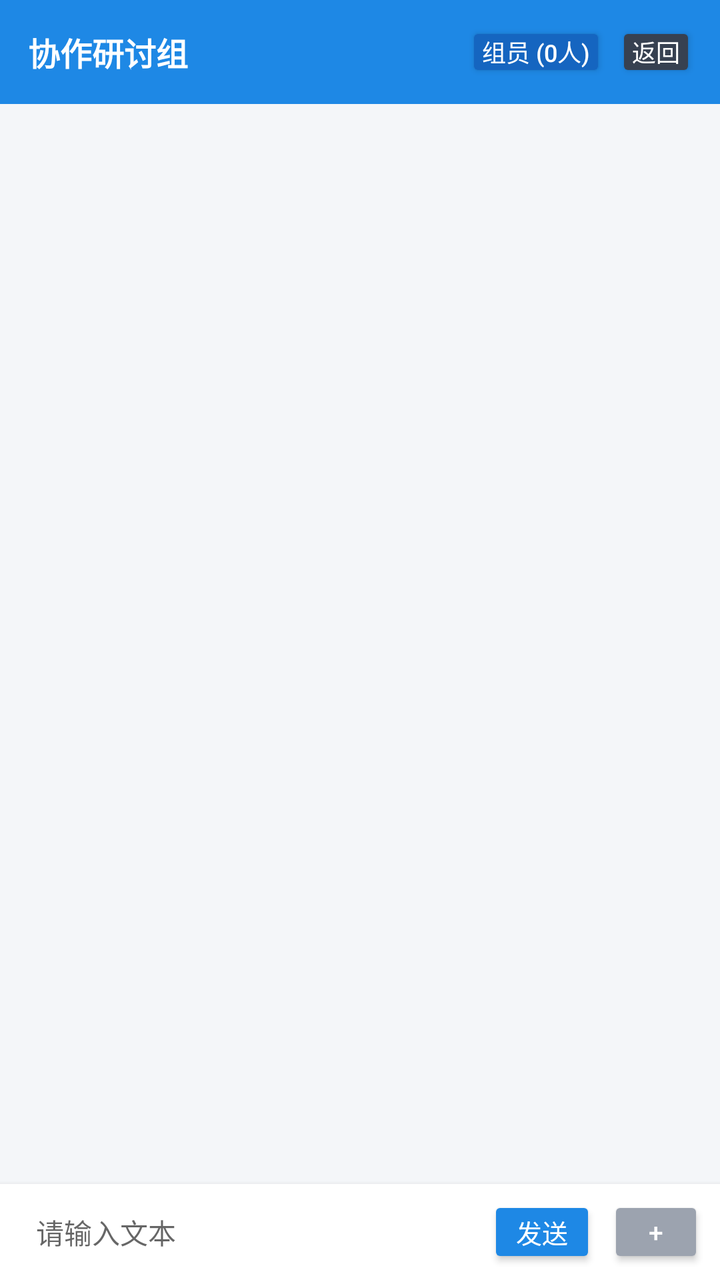
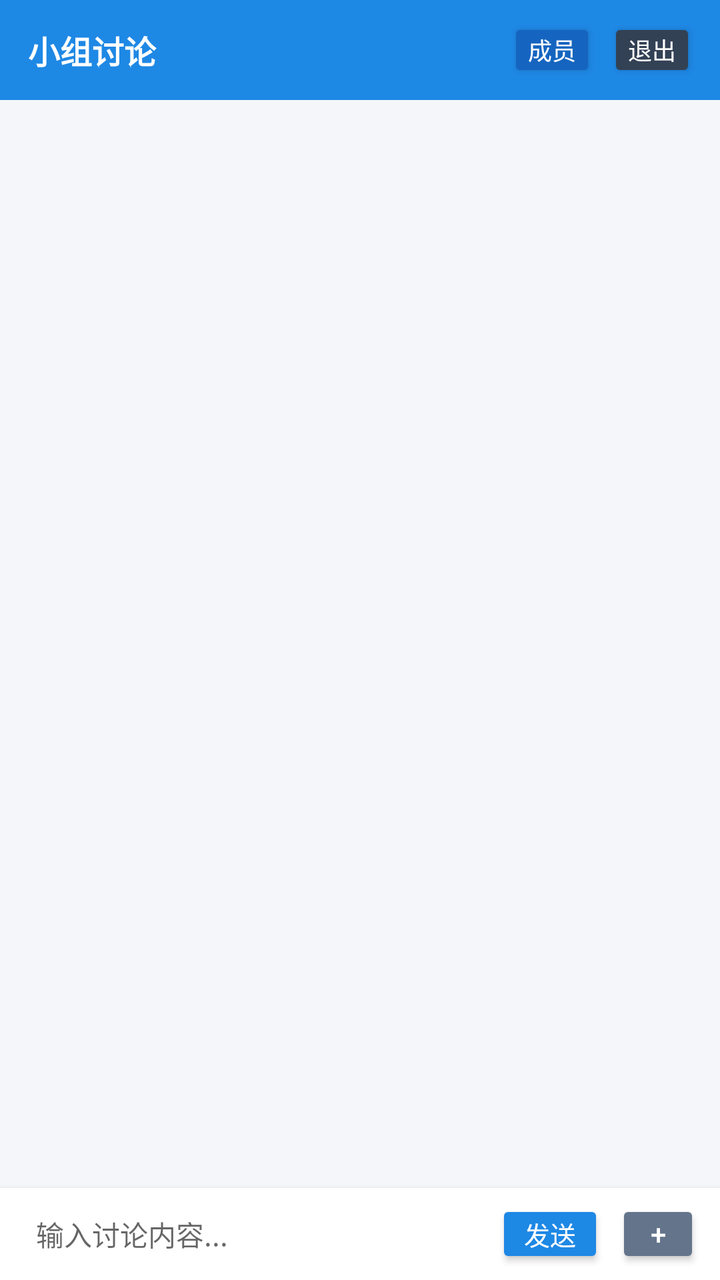

Screens rendered from an Android XML layout before and after an edit, with the pre-edit source and the edit as a unified diff.
<!-- AndroidManifest.xml: application theme Theme.CampusChat -->
<!-- res/layout/activity_game_room.xml -->
<?xml version="1.0" encoding="utf-8"?>
<androidx.constraintlayout.widget.ConstraintLayout
    xmlns:android="http://schemas.android.com/apk/res/android"
    xmlns:app="http://schemas.android.com/apk/res-auto"
    xmlns:tools="http://schemas.android.com/tools"
    android:id="@+id/roomRootLayout"
    android:layout_width="match_parent"
    android:layout_height="match_parent"
    android:background="#F4F6F9"
    android:fitsSystemWindows="true">

    
    <RelativeLayout
        android:id="@+id/layoutRoomHeader"
        android:layout_width="0dp"
        android:layout_height="52dp"
        android:background="#1E88E5"
        android:paddingStart="14dp"
        android:paddingEnd="12dp"
        app:layout_constraintTop_toTopOf="parent"
        app:layout_constraintStart_toStartOf="parent"
        app:layout_constraintEnd_toEndOf="parent">

        <TextView
            android:id="@+id/tvRoomHeaderTitle"
            android:layout_width="wrap_content"
            android:layout_height="wrap_content"
            android:layout_alignParentStart="true"
            android:layout_centerVertical="true"
            android:layout_toStartOf="@+id/layoutRightActions"
            android:layout_marginEnd="8dp"
            android:ellipsize="end"
            android:singleLine="true"
            android:text="协作研讨组"
            android:textColor="#FFFFFF"
            android:textSize="16sp"
            android:textStyle="bold" />

        <LinearLayout
            android:id="@+id/layoutRightActions"
            android:layout_width="wrap_content"
            android:layout_height="wrap_content"
            android:layout_alignParentEnd="true"
            android:layout_centerVertical="true"
            android:gravity="center_vertical"
            android:orientation="horizontal">

            <Button
                android:id="@+id/btnDisbandRoom"
                android:layout_width="wrap_content"
                android:layout_height="30dp"
                android:minWidth="0dp"
                android:minHeight="0dp"
                android:backgroundTint="#EF4444"
                android:gravity="center"
                android:paddingStart="8dp"
                android:paddingTop="0dp"
                android:paddingEnd="8dp"
                android:paddingBottom="0dp"
                android:text="解散"
                android:textColor="#FFFFFF"
                android:textSize="12sp"
                android:visibility="gone"
                tools:ignore="TouchTargetSizeCheck" />

            <Button
                android:id="@+id/btnRoomMembers"
                android:layout_width="wrap_content"
                android:layout_height="30dp"
                android:layout_marginStart="5dp"
                android:minWidth="0dp"
                android:minHeight="0dp"
                android:backgroundTint="#1565C0"
                android:gravity="center"
                android:paddingStart="8dp"
                android:paddingTop="0dp"
                android:paddingEnd="8dp"
                android:paddingBottom="0dp"
                android:text="组员 (0人)"
                android:textColor="#FFFFFF"
                android:textSize="12sp"
                tools:ignore="TouchTargetSizeCheck" />

            <Button
                android:id="@+id/btnBackToLobby"
                android:layout_width="wrap_content"
                android:layout_height="30dp"
                android:layout_marginStart="5dp"
                android:minWidth="0dp"
                android:minHeight="0dp"
                android:backgroundTint="#374151"
                android:gravity="center"
                android:paddingStart="8dp"
                android:paddingTop="0dp"
                android:paddingEnd="8dp"
                android:paddingBottom="0dp"
                android:text="返回"
                android:textColor="#FFFFFF"
                android:textSize="12sp"
                tools:ignore="TouchTargetSizeCheck" />
        </LinearLayout>
    </RelativeLayout>

    
    <androidx.recyclerview.widget.RecyclerView
        android:id="@+id/rvRoomChat"
        android:layout_width="0dp"
        android:layout_height="0dp"
        android:clipToPadding="false"
        android:paddingTop="8dp"
        android:paddingBottom="8dp"
        app:layout_constraintTop_toBottomOf="@id/layoutRoomHeader"
        app:layout_constraintBottom_toTopOf="@id/layoutRoomInput"
        app:layout_constraintStart_toStartOf="parent"
        app:layout_constraintEnd_toEndOf="parent" />

    
    <LinearLayout
        android:id="@+id/layoutRoomInput"
        android:layout_width="0dp"
        android:layout_height="wrap_content"
        android:background="#FFFFFF"
        android:elevation="4dp"
        android:gravity="center_vertical"
        android:orientation="horizontal"
        android:paddingStart="8dp"
        android:paddingTop="6dp"
        android:paddingEnd="8dp"
        android:paddingBottom="6dp"
        app:layout_constraintBottom_toTopOf="@id/layoutRoomToolPanel"
        app:layout_constraintStart_toStartOf="parent"
        app:layout_constraintEnd_toEndOf="parent">

        <EditText
            android:id="@+id/etRoomMessage"
            android:layout_width="0dp"
            android:layout_height="wrap_content"
            android:layout_weight="1"
            android:background="@null"
            android:hint="请输入文本"
            android:maxLines="3"
            android:paddingStart="10dp"
            android:paddingEnd="10dp"
            android:textSize="14sp" />

        <Button
            android:id="@+id/btnSendRoomMsg"
            android:layout_width="wrap_content"
            android:layout_height="36dp"
            android:layout_marginStart="6dp"
            android:minWidth="48dp"
            android:minHeight="0dp"
            android:backgroundTint="#1E88E5"
            android:gravity="center"
            android:paddingStart="14dp"
            android:paddingTop="0dp"
            android:paddingEnd="14dp"
            android:paddingBottom="0dp"
            android:text="发送"
            android:textColor="#FFFFFF"
            android:textSize="13sp"
            tools:ignore="HardcodedText,TouchTargetSizeCheck" />

        <Button
            android:id="@+id/btnToggleRoomToolPanel"
            android:layout_width="wrap_content"
            android:layout_height="36dp"
            android:layout_marginStart="6dp"
            android:minWidth="48dp"
            android:minHeight="0dp"
            android:backgroundTint="#9CA3AF"
            android:gravity="center"
            android:paddingStart="14dp"
            android:paddingTop="0dp"
            android:paddingEnd="14dp"
            android:paddingBottom="0dp"
            android:text="+"
            android:textColor="#FFFFFF"
            android:textSize="13sp"
            tools:ignore="HardcodedText,TouchTargetSizeCheck" />
    </LinearLayout>

    
    <HorizontalScrollView
        android:id="@+id/layoutRoomToolPanel"
        android:layout_width="0dp"
        android:layout_height="96dp"
        android:background="#F9FAFB"
        android:scrollbars="none"
        android:visibility="gone"
        app:layout_constraintBottom_toBottomOf="parent"
        app:layout_constraintStart_toStartOf="parent"
        app:layout_constraintEnd_toEndOf="parent">

        <LinearLayout
            android:layout_width="wrap_content"
            android:layout_height="match_parent"
            android:gravity="center_vertical"
            android:orientation="horizontal"
            android:paddingStart="16dp"
            android:paddingEnd="16dp">

            
            <LinearLayout
                android:id="@+id/itemToolCamera"
                android:layout_width="72dp"
                android:layout_height="match_parent"
                android:clickable="true"
                android:focusable="true"
                android:gravity="center"
                android:orientation="vertical">

                <Button
                    android:id="@+id/btnToolCameraAction"
                    android:layout_width="52dp"
                    android:layout_height="42dp"
                    android:minWidth="0dp"
                    android:minHeight="0dp"
                    android:backgroundTint="#EFF6FF"
                    android:clickable="false"
                    android:focusable="false"
                    android:text="拍摄"
                    android:textColor="#1E88E5"
                    android:textSize="13sp"
                    android:textStyle="bold"
                    tools:ignore="TouchTargetSizeCheck" />

                <TextView
                    android:layout_width="wrap_content"
                    android:layout_height="wrap_content"
                    android:layout_marginTop="4dp"
                    android:text="拍摄发图"
                    android:textColor="#4B5563"
                    android:textSize="11sp" />
            </LinearLayout>

            
            <LinearLayout
                android:id="@+id/itemToolGallery"
                android:layout_width="72dp"
                android:layout_height="match_parent"
                android:layout_marginStart="14dp"
                android:clickable="true"
                android:focusable="true"
                android:gravity="center"
                android:orientation="vertical">

                <Button
                    android:id="@+id/btnToolGalleryAction"
                    android:layout_width="52dp"
                    android:layout_height="42dp"
                    android:minWidth="0dp"
                    android:minHeight="0dp"
                    android:backgroundTint="#F3E8FF"
                    android:clickable="false"
                    android:focusable="false"
                    android:text="相册"
                    android:textColor="#7C3AED"
                    android:textSize="13sp"
                    android:textStyle="bold"
                    tools:ignore="TouchTargetSizeCheck" />

                <TextView
                    android:layout_width="wrap_content"
                    android:layout_height="wrap_content"
                    android:layout_marginTop="4dp"
                    android:text="相册选择"
                    android:textColor="#4B5563"
                    android:textSize="11sp" />
            </LinearLayout>

            
            <LinearLayout
                android:id="@+id/itemToolRps"
                android:layout_width="72dp"
                android:layout_height="match_parent"
                android:layout_marginStart="14dp"
                android:clickable="true"
                android:focusable="true"
                android:gravity="center"
                android:orientation="vertical">

                <Button
                    android:id="@+id/btnLaunchRpsTool"
                    android:layout_width="52dp"
                    android:layout_height="42dp"
                    android:minWidth="0dp"
                    android:minHeight="0dp"
                    android:backgroundTint="#E0F2FE"
                    android:clickable="false"
                    android:focusable="false"
                    android:text="猜拳"
                    android:textColor="#0369A1"
                    android:textSize="13sp"
                    android:textStyle="bold"
                    tools:ignore="TouchTargetSizeCheck" />

                <TextView
                    android:layout_width="wrap_content"
                    android:layout_height="wrap_content"
                    android:layout_marginTop="4dp"
                    android:text="决策猜拳"
                    android:textColor="#4B5563"
                    android:textSize="11sp" />
            </LinearLayout>

            
            <LinearLayout
                android:id="@+id/itemToolCanvas"
                android:layout_width="72dp"
                android:layout_height="match_parent"
                android:layout_marginStart="14dp"
                android:clickable="true"
                android:focusable="true"
                android:gravity="center"
                android:orientation="vertical">

                <Button
                    android:id="@+id/btnToolCanvasAction"
                    android:layout_width="52dp"
                    android:layout_height="42dp"
                    android:minWidth="0dp"
                    android:minHeight="0dp"
                    android:backgroundTint="#DCFCE7"
                    android:clickable="false"
                    android:focusable="false"
                    android:text="白板"
                    android:textColor="#15803D"
                    android:textSize="13sp"
                    android:textStyle="bold"
                    tools:ignore="TouchTargetSizeCheck" />

                <TextView
                    android:layout_width="wrap_content"
                    android:layout_height="wrap_content"
                    android:layout_marginTop="4dp"
                    android:text="协同草稿"
                    android:textColor="#4B5563"
                    android:textSize="11sp" />
            </LinearLayout>

        </LinearLayout>
    </HorizontalScrollView>

</androidx.constraintlayout.widget.ConstraintLayout>
<!-- resources referenced by this layout -->
<resources>
  <style name="Theme.CampusChat" parent="Theme.AppCompat.Light.NoActionBar">
          
          <item name="colorPrimary">@color/brand_primary</item>
          <item name="colorPrimaryDark">@color/brand_primary_dark</item>
          <item name="colorAccent">@color/brand_accent</item>
  
          
          <item name="android:windowBackground">@color/app_background</item>
  
          
          <item name="android:statusBarColor">@color/white</item>
  
          
          <item name="android:windowLightStatusBar">true</item>
      </style>
  <color name="brand_primary">#1E88E5</color>
  <color name="brand_primary_dark">#1565C0</color>
  <color name="brand_accent">#00ACC1</color>
  <color name="app_background">#F4F6F9</color>
  <color name="white">#FFFFFFFF</color>
</resources>

<!-- the commit's change to res/layout/activity_game_room.xml (unified diff, before → after) -->
@@ -13,7 +13,7 @@
     <RelativeLayout
         android:id="@+id/layoutRoomHeader"
         android:layout_width="0dp"
-        android:layout_height="52dp"
+        android:layout_height="50dp"
         android:background="#1E88E5"
         android:paddingStart="14dp"
         android:paddingEnd="12dp"
@@ -31,11 +31,12 @@
             android:layout_marginEnd="8dp"
             android:ellipsize="end"
             android:singleLine="true"
-            android:text="协作研讨组"
+            android:text="小组讨论"
             android:textColor="#FFFFFF"
             android:textSize="16sp"
             android:textStyle="bold" />
 
+        
         <LinearLayout
             android:id="@+id/layoutRightActions"
             android:layout_width="wrap_content"
@@ -45,56 +46,65 @@
             android:gravity="center_vertical"
             android:orientation="horizontal">
 
+            
             <Button
                 android:id="@+id/btnDisbandRoom"
                 android:layout_width="wrap_content"
-                android:layout_height="30dp"
+                android:layout_height="32dp"
                 android:minWidth="0dp"
                 android:minHeight="0dp"
+                android:insetTop="0dp"
+                android:insetBottom="0dp"
+                android:paddingStart="10dp"
+                android:paddingTop="0dp"
+                android:paddingEnd="10dp"
+                android:paddingBottom="0dp"
+                android:gravity="center"
                 android:backgroundTint="#EF4444"
-                android:gravity="center"
-                android:paddingStart="8dp"
-                android:paddingTop="0dp"
-                android:paddingEnd="8dp"
-                android:paddingBottom="0dp"
                 android:text="解散"
                 android:textColor="#FFFFFF"
                 android:textSize="12sp"
                 android:visibility="gone"
                 tools:ignore="TouchTargetSizeCheck" />
 
+            
             <Button
                 android:id="@+id/btnRoomMembers"
                 android:layout_width="wrap_content"
-                android:layout_height="30dp"
-                android:layout_marginStart="5dp"
+                android:layout_height="32dp"
+                android:layout_marginStart="6dp"
                 android:minWidth="0dp"
                 android:minHeight="0dp"
+                android:insetTop="0dp"
+                android:insetBottom="0dp"
+                android:paddingStart="10dp"
+                android:paddingTop="0dp"
+                android:paddingEnd="10dp"
+                android:paddingBottom="0dp"
+                android:gravity="center"
                 android:backgroundTint="#1565C0"
-                android:gravity="center"
-                android:paddingStart="8dp"
-                android:paddingTop="0dp"
-                android:paddingEnd="8dp"
-                android:paddingBottom="0dp"
-                android:text="组员 (0人)"
+                android:text="成员"
                 android:textColor="#FFFFFF"
                 android:textSize="12sp"
                 tools:ignore="TouchTargetSizeCheck" />
 
+            
             <Button
                 android:id="@+id/btnBackToLobby"
                 android:layout_width="wrap_content"
-                android:layout_height="30dp"
-                android:layout_marginStart="5dp"
+                android:layout_height="32dp"
+                android:layout_marginStart="6dp"
                 android:minWidth="0dp"
                 android:minHeight="0dp"
-                android:backgroundTint="#374151"
-                android:gravity="center"
-                android:paddingStart="8dp"
+                android:insetTop="0dp"
+                android:insetBottom="0dp"
+                android:paddingStart="10dp"
                 android:paddingTop="0dp"
-                android:paddingEnd="8dp"
+                android:paddingEnd="10dp"
                 android:paddingBottom="0dp"
-                android:text="返回"
+                android:gravity="center"
+                android:backgroundTint="#334155"
+                android:text="退出"
                 android:textColor="#FFFFFF"
                 android:textSize="12sp"
                 tools:ignore="TouchTargetSizeCheck" />
@@ -123,9 +133,9 @@
         android:elevation="4dp"
         android:gravity="center_vertical"
         android:orientation="horizontal"
-        android:paddingStart="8dp"
+        android:paddingStart="10dp"
         android:paddingTop="6dp"
-        android:paddingEnd="8dp"
+        android:paddingEnd="10dp"
         android:paddingBottom="6dp"
         app:layout_constraintBottom_toTopOf="@id/layoutRoomToolPanel"
         app:layout_constraintStart_toStartOf="parent"
@@ -137,25 +147,27 @@
             android:layout_height="wrap_content"
             android:layout_weight="1"
             android:background="@null"
-            android:hint="请输入文本"
+            android:hint="输入讨论内容..."
             android:maxLines="3"
-            android:paddingStart="10dp"
-            android:paddingEnd="10dp"
+            android:paddingStart="8dp"
+            android:paddingEnd="8dp"
             android:textSize="14sp" />
 
         <Button
             android:id="@+id/btnSendRoomMsg"
             android:layout_width="wrap_content"
-            android:layout_height="36dp"
+            android:layout_height="34dp"
             android:layout_marginStart="6dp"
             android:minWidth="48dp"
             android:minHeight="0dp"
-            android:backgroundTint="#1E88E5"
-            android:gravity="center"
+            android:insetTop="0dp"
+            android:insetBottom="0dp"
             android:paddingStart="14dp"
             android:paddingTop="0dp"
             android:paddingEnd="14dp"
             android:paddingBottom="0dp"
+            android:gravity="center"
+            android:backgroundTint="#1E88E5"
             android:text="发送"
             android:textColor="#FFFFFF"
             android:textSize="13sp"
@@ -164,19 +176,21 @@
         <Button
             android:id="@+id/btnToggleRoomToolPanel"
             android:layout_width="wrap_content"
-            android:layout_height="36dp"
+            android:layout_height="34dp"
             android:layout_marginStart="6dp"
-            android:minWidth="48dp"
+            android:minWidth="42dp"
             android:minHeight="0dp"
-            android:backgroundTint="#9CA3AF"
+            android:insetTop="0dp"
+            android:insetBottom="0dp"
+            android:paddingStart="10dp"
+            android:paddingTop="0dp"
+            android:paddingEnd="10dp"
+            android:paddingBottom="0dp"
             android:gravity="center"
-            android:paddingStart="14dp"
-            android:paddingTop="0dp"
-            android:paddingEnd="14dp"
-            android:paddingBottom="0dp"
+            android:backgroundTint="#64748B"
             android:text="+"
             android:textColor="#FFFFFF"
-            android:textSize="13sp"
+            android:textSize="14sp"
             tools:ignore="HardcodedText,TouchTargetSizeCheck" />
     </LinearLayout>
 
@@ -184,8 +198,8 @@
     <HorizontalScrollView
         android:id="@+id/layoutRoomToolPanel"
         android:layout_width="0dp"
-        android:layout_height="96dp"
-        android:background="#F9FAFB"
+        android:layout_height="92dp"
+        android:background="#FFFFFF"
         android:scrollbars="none"
         android:visibility="gone"
         app:layout_constraintBottom_toBottomOf="parent"
@@ -203,7 +217,7 @@
             
             <LinearLayout
                 android:id="@+id/itemToolCamera"
-                android:layout_width="72dp"
+                android:layout_width="68dp"
                 android:layout_height="match_parent"
                 android:clickable="true"
                 android:focusable="true"
@@ -212,34 +226,34 @@
 
                 <Button
                     android:id="@+id/btnToolCameraAction"
-                    android:layout_width="52dp"
-                    android:layout_height="42dp"
+                    android:layout_width="48dp"
+                    android:layout_height="48dp"
                     android:minWidth="0dp"
                     android:minHeight="0dp"
-                    android:backgroundTint="#EFF6FF"
+                    android:background="@drawable/bg_icon_box"
+                    android:backgroundTint="#E0F2FE"
                     android:clickable="false"
                     android:focusable="false"
-                    android:text="拍摄"
-                    android:textColor="#1E88E5"
-                    android:textSize="13sp"
-                    android:textStyle="bold"
-                    tools:ignore="TouchTargetSizeCheck" />
+                    android:drawableTop="@drawable/ic_vec_camera"
+                    android:paddingTop="12dp"
+                    android:text=""
+                    tools:ignore="SpeakableTextPresentCheck,TouchTargetSizeCheck" />
 
                 <TextView
                     android:layout_width="wrap_content"
                     android:layout_height="wrap_content"
-                    android:layout_marginTop="4dp"
-                    android:text="拍摄发图"
-                    android:textColor="#4B5563"
+                    android:layout_marginTop="5dp"
+                    android:text="拍摄"
+                    android:textColor="#334155"
                     android:textSize="11sp" />
             </LinearLayout>
 
             
             <LinearLayout
                 android:id="@+id/itemToolGallery"
-                android:layout_width="72dp"
+                android:layout_width="68dp"
                 android:layout_height="match_parent"
-                android:layout_marginStart="14dp"
+                android:layout_marginStart="12dp"
                 android:clickable="true"
                 android:focusable="true"
                 android:gravity="center"
@@ -247,34 +261,34 @@
 
                 <Button
                     android:id="@+id/btnToolGalleryAction"
-                    android:layout_width="52dp"
-                    android:layout_height="42dp"
+                    android:layout_width="48dp"
+                    android:layout_height="48dp"
                     android:minWidth="0dp"
                     android:minHeight="0dp"
+                    android:background="@drawable/bg_icon_box"
                     android:backgroundTint="#F3E8FF"
                     android:clickable="false"
                     android:focusable="false"
-                    android:text="相册"
-                    android:textColor="#7C3AED"
-                    android:textSize="13sp"
-                    android:textStyle="bold"
-                    tools:ignore="TouchTargetSizeCheck" />
+                    android:drawableTop="@drawable/ic_vec_gallery"
+                    android:paddingTop="12dp"
+                    android:text=""
+                    tools:ignore="SpeakableTextPresentCheck,TouchTargetSizeCheck" />
 
                 <TextView
                     android:layout_width="wrap_content"
                     android:layout_height="wrap_content"
-                    android:layout_marginTop="4dp"
-                    android:text="相册选择"
-                    android:textColor="#4B5563"
+                    android:layout_marginTop="5dp"
+                    android:text="相册"
+                    android:textColor="#334155"
                     android:textSize="11sp" />
             </LinearLayout>
 
             
             <LinearLayout
                 android:id="@+id/itemToolRps"
-                android:layout_width="72dp"
+                android:layout_width="68dp"
                 android:layout_height="match_parent"
-                android:layout_marginStart="14dp"
+                android:layout_marginStart="12dp"
                 android:clickable="true"
                 android:focusable="true"
                 android:gravity="center"
@@ -282,34 +296,34 @@
 
                 <Button
                     android:id="@+id/btnLaunchRpsTool"
-                    android:layout_width="52dp"
-                    android:layout_height="42dp"
+                    android:layout_width="48dp"
+                    android:layout_height="48dp"
                     android:minWidth="0dp"
                     android:minHeight="0dp"
+                    android:background="@drawable/bg_icon_box"
                     android:backgroundTint="#E0F2FE"
                     android:clickable="false"
                     android:focusable="false"
-                    android:text="猜拳"
-                    android:textColor="#0369A1"
-                    android:textSize="13sp"
-                    android:textStyle="bold"
-                    tools:ignore="TouchTargetSizeCheck" />
+                    android:drawableTop="@drawable/ic_vec_rps"
+                    android:paddingTop="12dp"
+                    android:text=""
+                    tools:ignore="SpeakableTextPresentCheck,TouchTargetSizeCheck" />
 
                 <TextView
                     android:layout_width="wrap_content"
                     android:layout_height="wrap_content"
-                    android:layout_marginTop="4dp"
-                    android:text="决策猜拳"
-                    android:textColor="#4B5563"
+                    android:layout_marginTop="5dp"
+                    android:text="猜拳"
+                    android:textColor="#334155"
                     android:textSize="11sp" />
             </LinearLayout>
 
             
             <LinearLayout
                 android:id="@+id/itemToolCanvas"
-                android:layout_width="72dp"
+                android:layout_width="68dp"
                 android:layout_height="match_parent"
-                android:layout_marginStart="14dp"
+                android:layout_marginStart="12dp"
                 android:clickable="true"
                 android:focusable="true"
                 android:gravity="center"
@@ -317,25 +331,25 @@
 
                 <Button
                     android:id="@+id/btnToolCanvasAction"
-                    android:layout_width="52dp"
-                    android:layout_height="42dp"
+                    android:layout_width="48dp"
+                    android:layout_height="48dp"
                     android:minWidth="0dp"
                     android:minHeight="0dp"
+                    android:background="@drawable/bg_icon_box"
                     android:backgroundTint="#DCFCE7"
                     android:clickable="false"
                     android:focusable="false"
-                    android:text="白板"
-                    android:textColor="#15803D"
-                    android:textSize="13sp"
-                    android:textStyle="bold"
-                    tools:ignore="TouchTargetSizeCheck" />
+                    android:drawableTop="@drawable/ic_vec_canvas"
+                    android:paddingTop="12dp"
+                    android:text=""
+                    tools:ignore="SpeakableTextPresentCheck,TouchTargetSizeCheck" />
 
                 <TextView
                     android:layout_width="wrap_content"
                     android:layout_height="wrap_content"
-                    android:layout_marginTop="4dp"
-                    android:text="协同草稿"
-                    android:textColor="#4B5563"
+                    android:layout_marginTop="5dp"
+                    android:text="白板"
+                    android:textColor="#334155"
                     android:textSize="11sp" />
             </LinearLayout>
 
<!-- resource entries referenced after the edit -->
@@ -1,5 +1,40 @@
 <!-- resources referenced by this layout -->
 <resources>
+  <!-- drawable bg_icon_box (drawable) -->
+  <?xml version="1.0" encoding="utf-8"?>
+  <shape xmlns:android="http://schemas.android.com/apk/res/android"
+      android:shape="rectangle">
+      <solid android:color="#EFF6FF" />
+      <corners android:radius="14dp" />
+  </shape>
+  <!-- drawable ic_vec_camera (drawable) -->
+  <vector xmlns:android="http://schemas.android.com/apk/res/android"
+      android:width="24dp" android:height="24dp"
+      android:viewportWidth="24" android:viewportHeight="24">
+      <path android:fillColor="#0284C7"
+          android:pathData="M12,15.2A3.2,3.2 0,1 0,8.8 12,3.2 3.2,0 0,0 12,15.2zM9,2L7.17,4H4c-1.1,0 -2,0.9 -2,2v12c0,1.1 0.9,2 2,2h16c1.1,0 2,-0.9 2,-2V6c0,-1.1 -0.9,-2 -2,-2h-3.17L15,2H9zm3,15c-2.76,0 -5,-2.24 -5,-5s2.24,-5 5,-5 5,2.24 5,5 -2.24,5 -5,5z"/>
+  </vector>
+  <!-- drawable ic_vec_canvas (drawable) -->
+  <vector xmlns:android="http://schemas.android.com/apk/res/android"
+      android:width="24dp" android:height="24dp"
+      android:viewportWidth="24" android:viewportHeight="24">
+      <path android:fillColor="#15803D"
+          android:pathData="M3,17.25V21h3.75L17.81,9.94l-3.75,-3.75L3,17.25zM20.71,7.04c0.39,-0.39 0.39,-1.02 0,-1.41l-2.34,-2.34c-0.39,-0.39 -1.02,-0.39 -1.41,0l-1.83,1.83 3.75,3.75 1.83,-1.83z"/>
+  </vector>
+  <!-- drawable ic_vec_gallery (drawable) -->
+  <vector xmlns:android="http://schemas.android.com/apk/res/android"
+      android:width="24dp" android:height="24dp"
+      android:viewportWidth="24" android:viewportHeight="24">
+      <path android:fillColor="#7C3AED"
+          android:pathData="M21,19V5c0,-1.1 -0.9,-2 -2,-2H5c-1.1,0 -2,0.9 -2,2v14c0,1.1 0.9,2 2,2h14c1.1,0 2,-0.9 2,-2zM8.5,13.5l2.5,3.01L14.5,12l4.5,6H5l3.5,-4.5z"/>
+  </vector>
+  <!-- drawable ic_vec_rps (drawable) -->
+  <vector xmlns:android="http://schemas.android.com/apk/res/android"
+      android:width="24dp" android:height="24dp"
+      android:viewportWidth="24" android:viewportHeight="24">
+      <path android:fillColor="#0369A1"
+          android:pathData="M19,5h-2V3H7v2H5c-1.1,0 -2,0.9 -2,2v1c0,2.55 1.92,4.63 4.39,4.94 0.63,1.5 1.98,2.63 3.61,2.96V19H7v2h10v-2h-4v-3.1c1.63,-0.33 2.98,-1.46 3.61,-2.96C19.08,12.63 21,10.55 21,8V7c0,-1.1 -0.9,-2 -2,-2zM5,8V7h2v3.82C5.84,10.4 5,9.3 5,8zM19,8c0,1.3 -0.84,2.4 -2,2.82V7h2v1z"/>
+  </vector>
   <style name="Theme.CampusChat" parent="Theme.AppCompat.Light.NoActionBar">
           
           <item name="colorPrimary">@color/brand_primary</item>
